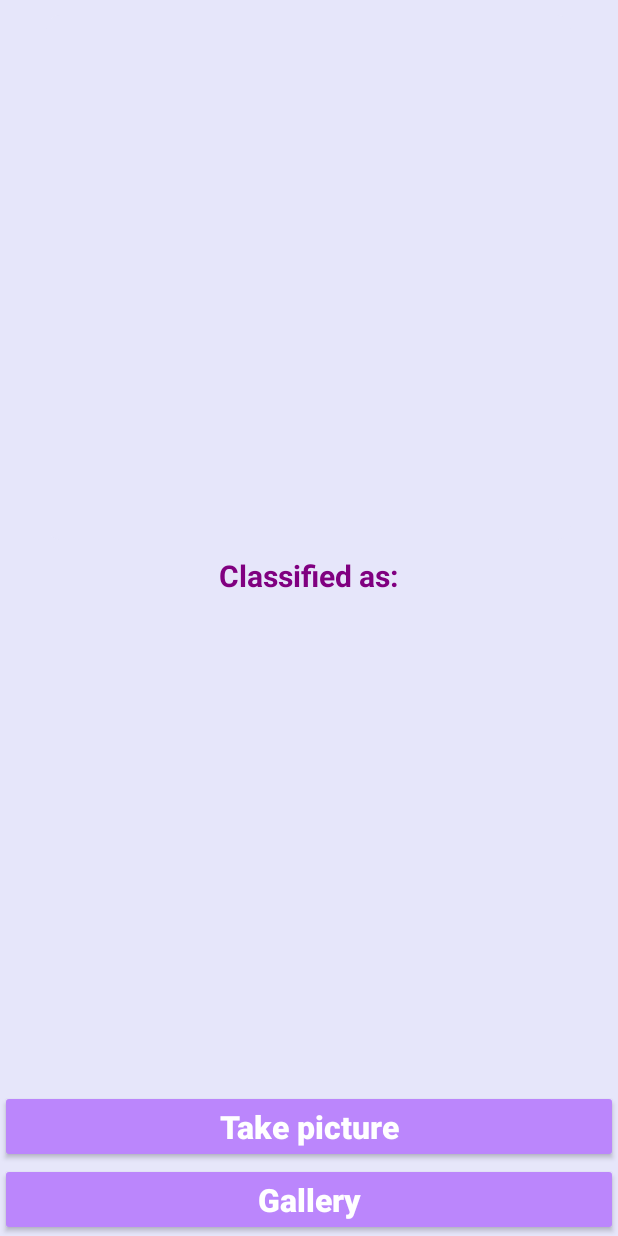
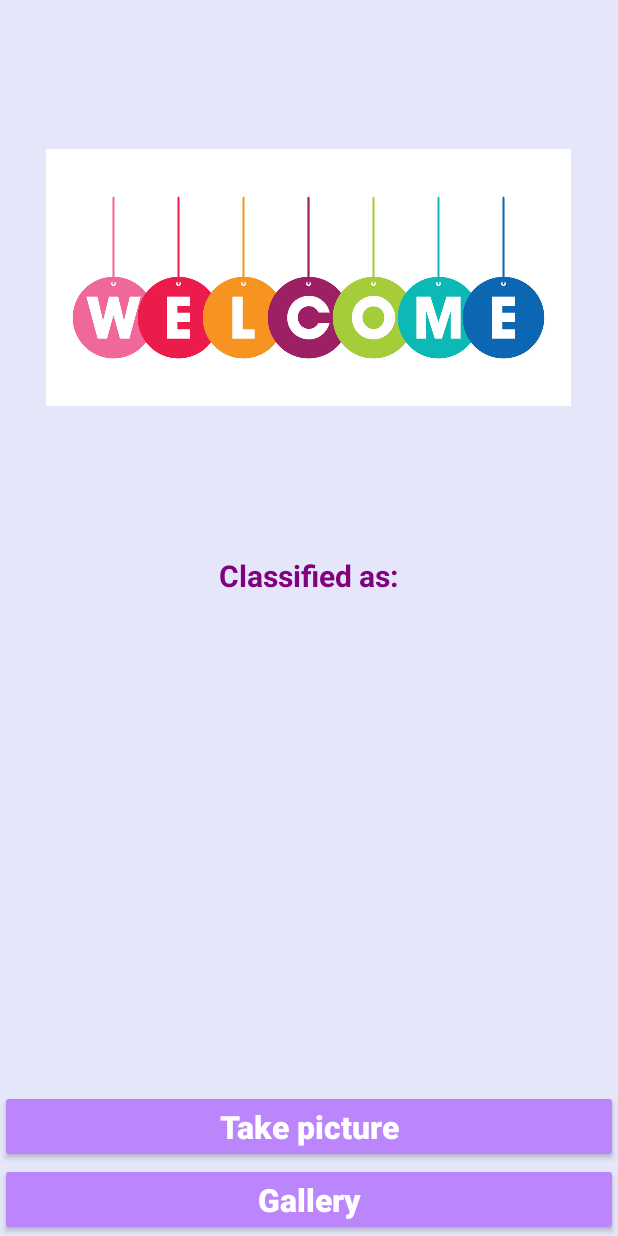
Before and after one commit to iva28/plant-recognition-app, an Android app: the MainActivity screen opened directly, with no data from a screen before it, on a phone screen of 412 x 824 dp. Run offline under Robolectric (Android 15) with nearby library versions, the phone set to English and light mode, and no system bars; libraries missing offline, so code that uses them is left out: org.tensorflow.lite.

Commit message:
Added welcome picture and small changes

```diff
--- a/app/src/main/res/layout/activity_main.xml
+++ b/app/src/main/res/layout/activity_main.xml
@@ -43,6 +43,7 @@
         android:layout_centerHorizontal="true"
         android:layout_marginTop="10sp"
         android:background="@drawable/round_outline"
+        android:src="@drawable/welcome"
          />
 
     <TextView
```
Also changed, not shown: app/src/main/res/drawable-hdpi/ic_action_name.png (deleted), app/src/main/res/drawable-mdpi/ic_action_name.png (deleted), app/src/main/res/drawable-xhdpi/ic_action_name.png (deleted), app/src/main/res/drawable-xxhdpi/ic_action_name.png (deleted), app/src/main/res/drawable-xxxhdpi/ic_action_name.png (deleted), app/src/main/res/drawable/welcome.jpg (added).
